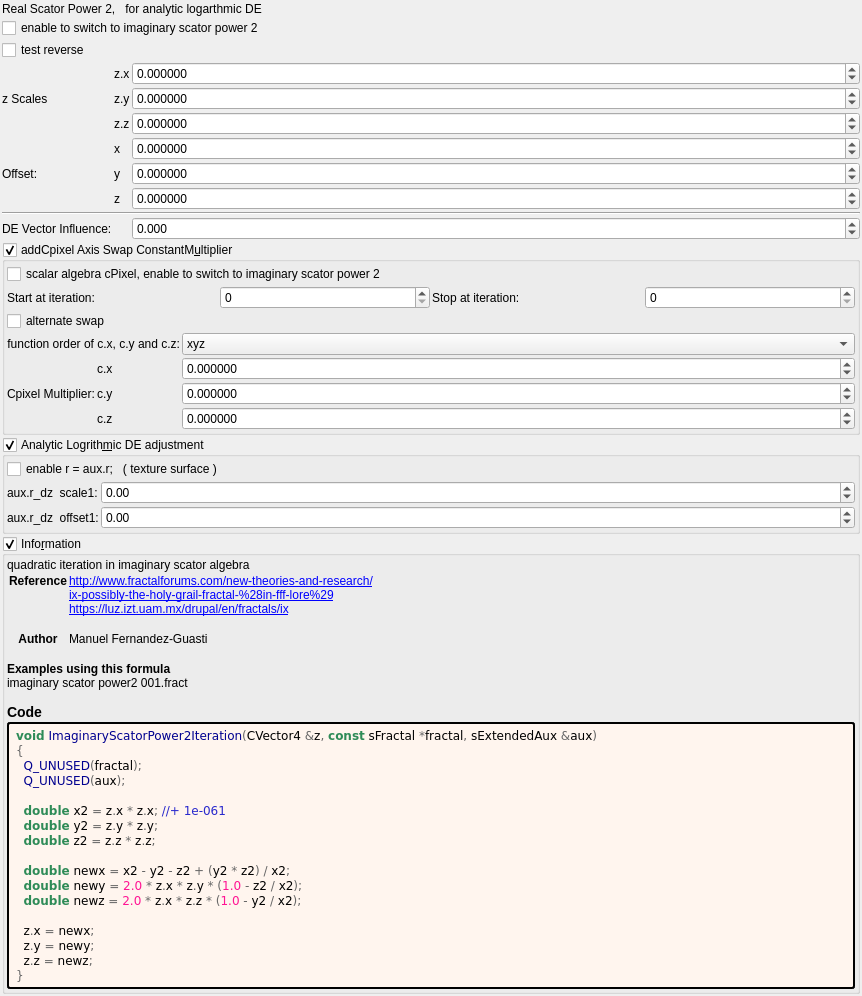
Qt form mandelbulber2/formula/ui/testing_log.ui (buddhi1980/mandelbulber2) before a commit.
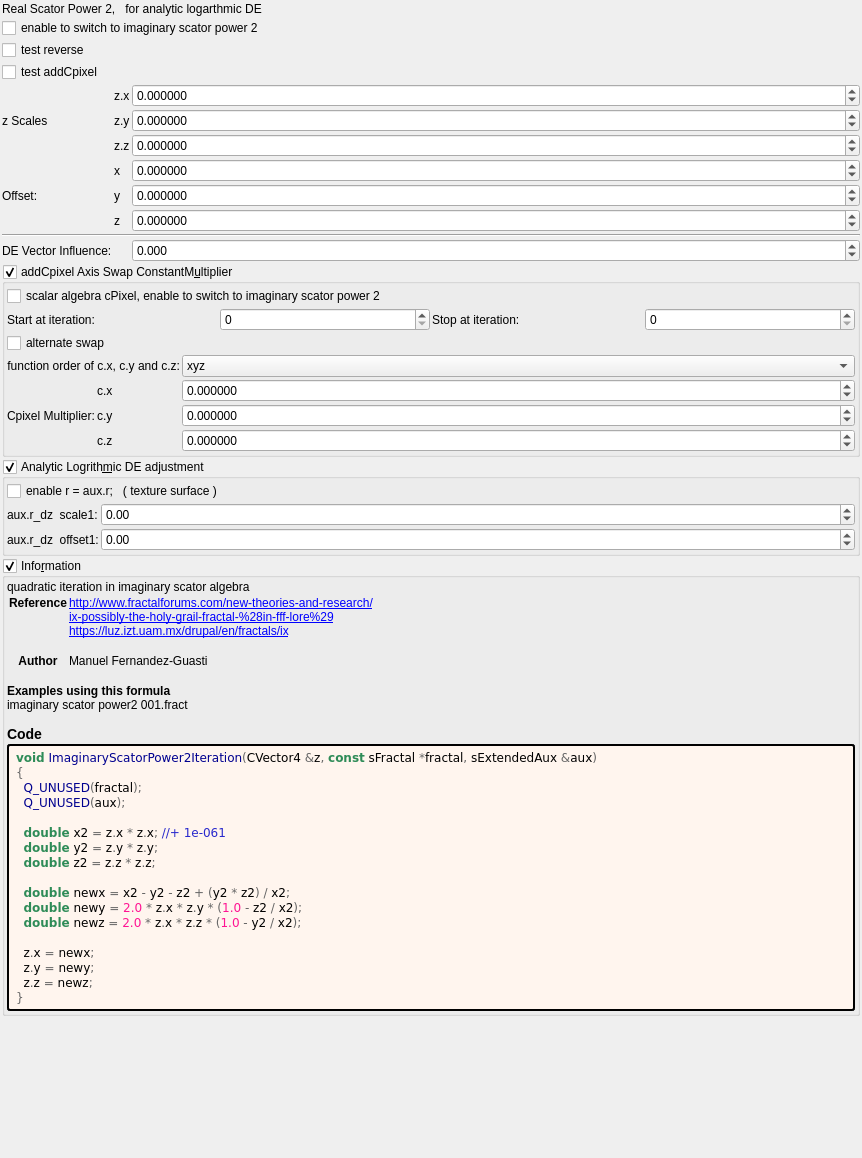
The same form after that commit. Custom widgets are drawn as their Qt base class.

Commit message: reconfigure transf_menger_fold, default = analytical log DE enabled

Patch:
```diff
--- a/mandelbulber2/formula/ui/testing_log.ui
+++ b/mandelbulber2/formula/ui/testing_log.ui
@@ -10,7 +10,7 @@
     <x>0</x>
     <y>0</y>
     <width>862</width>
-    <height>938</height>
+    <height>1158</height>
    </rect>
   </property>
   <property name="windowTitle">
@@ -53,6 +53,13 @@
      </property>
     </widget>
    </item>
+   <item>
+    <widget class="QCheckBox" name="checkBox_transf_function_enabledD_false">
+     <property name="text">
+      <string notr="true">test addCpixel</string>
+     </property>
+    </widget>
+   </item>
    <item>
     <layout class="QGridLayout" name="gridLayout_63" columnstretch="0,0,0,1">
      <property name="spacing">
```
The commit also changes 6 other files.
